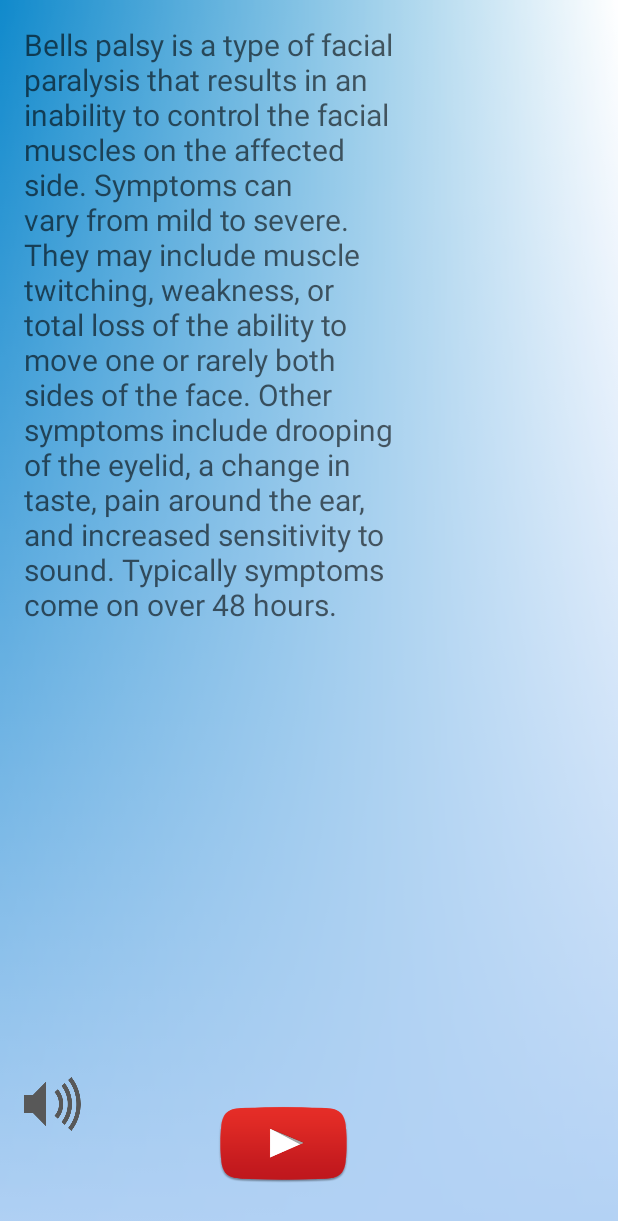
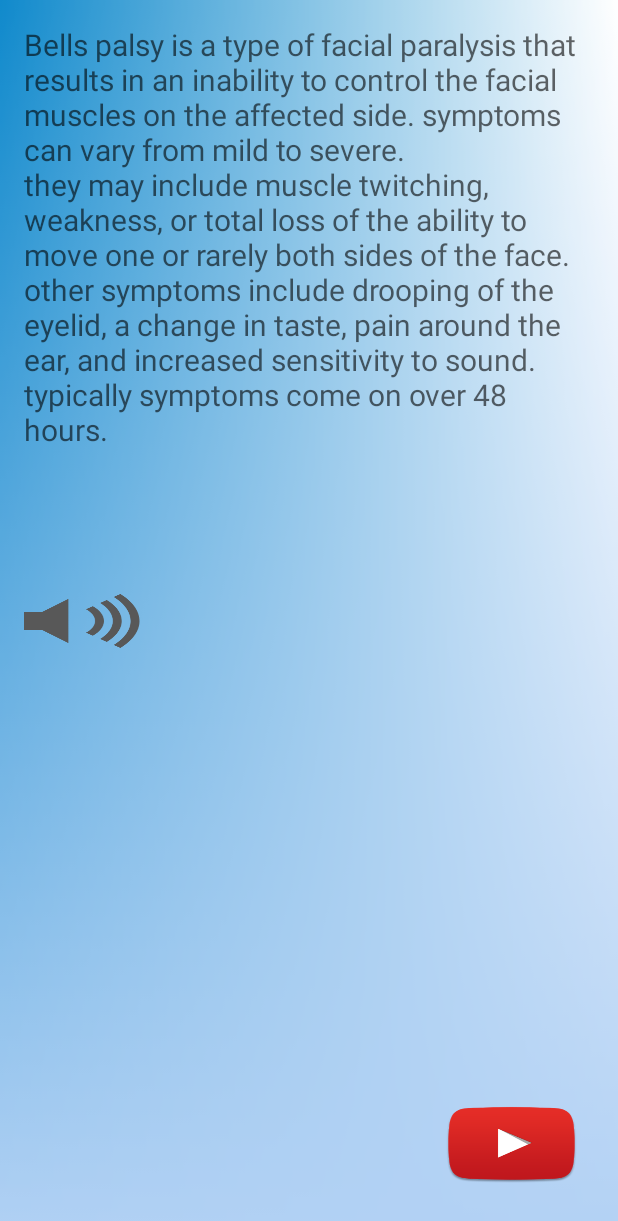
Before and after one commit to OBenzer/PhysoTrack, an Android app: the Medical_information screen opened directly, with no data from a screen before it, on a phone screen of 412 x 824 dp. Shown: the top 1221 px of the screen. Run offline under Robolectric (Android 15) with nearby library versions, the phone set to English and light mode, and no system bars.

Commit message:
Changes requested by the client in Medical information

```diff
--- a/app/src/main/res/layout/activity_medical_information.xml
+++ b/app/src/main/res/layout/activity_medical_information.xml
@@ -1,5 +1,5 @@
 <?xml version="1.0" encoding="utf-8"?>
-<LinearLayout xmlns:android="http://schemas.android.com/apk/res/android"
+<RelativeLayout xmlns:android="http://schemas.android.com/apk/res/android"
     xmlns:tools="http://schemas.android.com/tools"
     android:layout_width="match_parent"
     android:layout_height="match_parent"
@@ -14,35 +14,30 @@
     android:orientation="vertical">
 
 
-
     <TextView
         android:id="@+id/txt_medical_information"
         style="@android:style/DeviceDefault.Light.ButtonBar"
-            android:layout_width="250dp"
-            android:layout_height="450dp"
+        android:layout_width="100dp"
+        android:layout_height="380dp"
         android:layout_gravity="start"
-            android:layout_weight="0.25"
         android:gravity="start"
         android:text="@string/medical_info_text"
         android:textAlignment="textStart"
         android:textAppearance="?android:attr/textAppearanceMedium"
-            android:textSize="20sp" />
-
-    <LinearLayout
-        android:layout_width="match_parent"
-        android:layout_height="wrap_content"
-        android:orientation="horizontal">
+        android:textSize="20sp"
+        android:layout_alignParentTop="true"
+        android:layout_alignParentEnd="true"
+        android:layout_alignParentStart="true" />
 
     <Button
         android:id="@+id/btn_medical_info_Reader"
-        android:layout_width="38dp"
+        android:layout_width="77dp"
         android:layout_height="36dp"
         android:background="@drawable/voice_logo"
-        android:onClick="TTS"/>
+        android:onClick="TTS"
+        android:layout_below="@+id/txt_medical_information"
+        android:layout_alignParentStart="true" />
 
-        <Space
-            android:layout_width="80dp"
-            android:layout_height="30dp"/>
 
     <Button
         android:id="@+id/btn_youtube_information"
@@ -52,7 +47,9 @@
         android:background="@drawable/youtube"
         android:foregroundGravity="left"
         android:gravity="start"
-            android:onClick="btn_youtube_exercises_On_click" />
+        android:onClick="btn_youtube_exercises_On_click"
+        android:layout_alignParentBottom="true"
+        android:layout_alignParentEnd="true" />
 
-    </LinearLayout>
-</LinearLayout>
+
+</RelativeLayout>
--- a/app/src/main/res/values/strings.xml
+++ b/app/src/main/res/values/strings.xml
@@ -17,7 +17,7 @@
     <string name="left_side_radio_button">left side</string>
     <string name="right_side_radio_button">Right side</string>
     <string name="submit_Personal_Details">Submit</string>
-    <string name="medical_info_text">Bells palsy is a type of facial paralysis that results in an inability to control the facial muscles on the affected side. Symptoms can vary from mild to severe. They may include muscle twitching, weakness, or total loss of the ability to move one or rarely both sides of the face. Other symptoms include drooping of the eyelid, a change in taste, pain around the ear, and increased sensitivity to sound. Typically symptoms come on over 48 hours.</string>
+    <string name="medical_info_text">Bells palsy is a type of facial paralysis that results in an inability to control the facial muscles on the affected side. symptoms can vary from mild to severe.\nthey may include muscle twitching, weakness, or total loss of the ability to move one or rarely both sides of the face.\nother symptoms include drooping of the eyelid, a change in taste, pain around the ear, and increased sensitivity to sound. typically symptoms come on over 48 hours.</string>
     <string name="New_Session_kiss_btn">Kiss</string>
     <string name="New_session_smile_btn">Smile</string>
     <string name="New_Session_eyes_close_btn">Eyes closed</string>
```
Also changed, not shown: app/src/main/res/drawable/splashscreen.png. Lines whose indentation alone changed are shown as unchanged.
